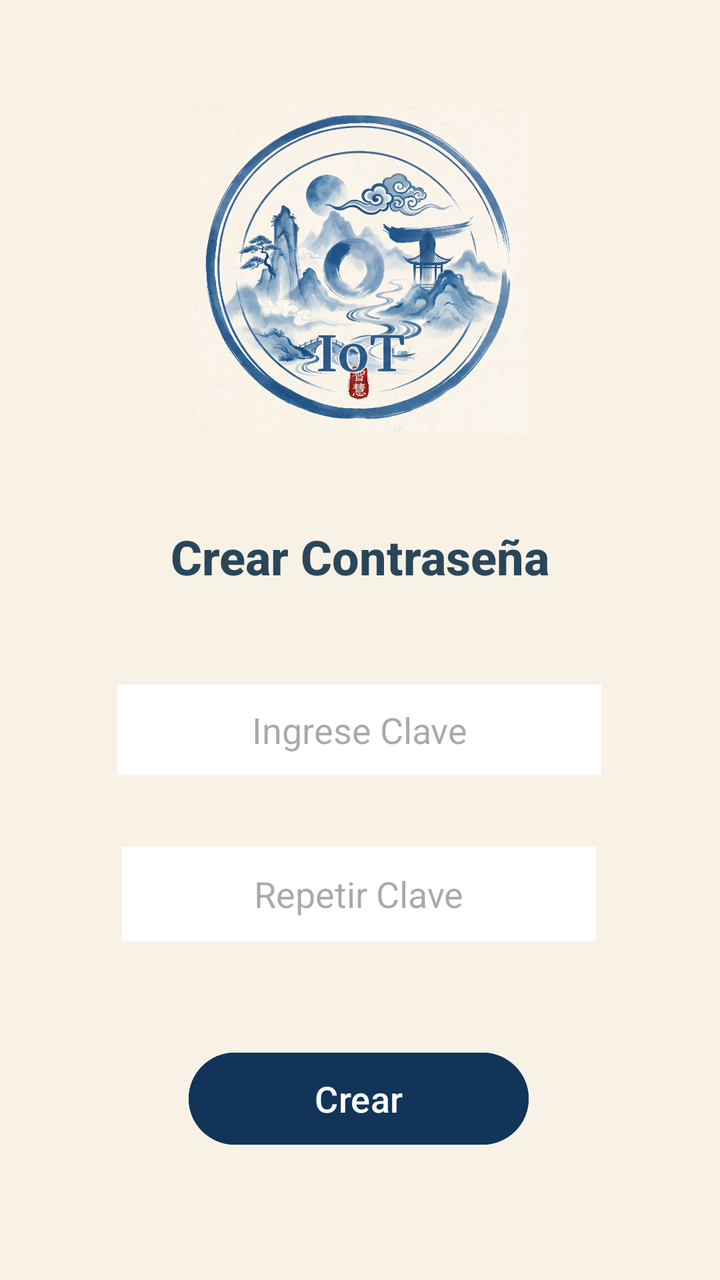
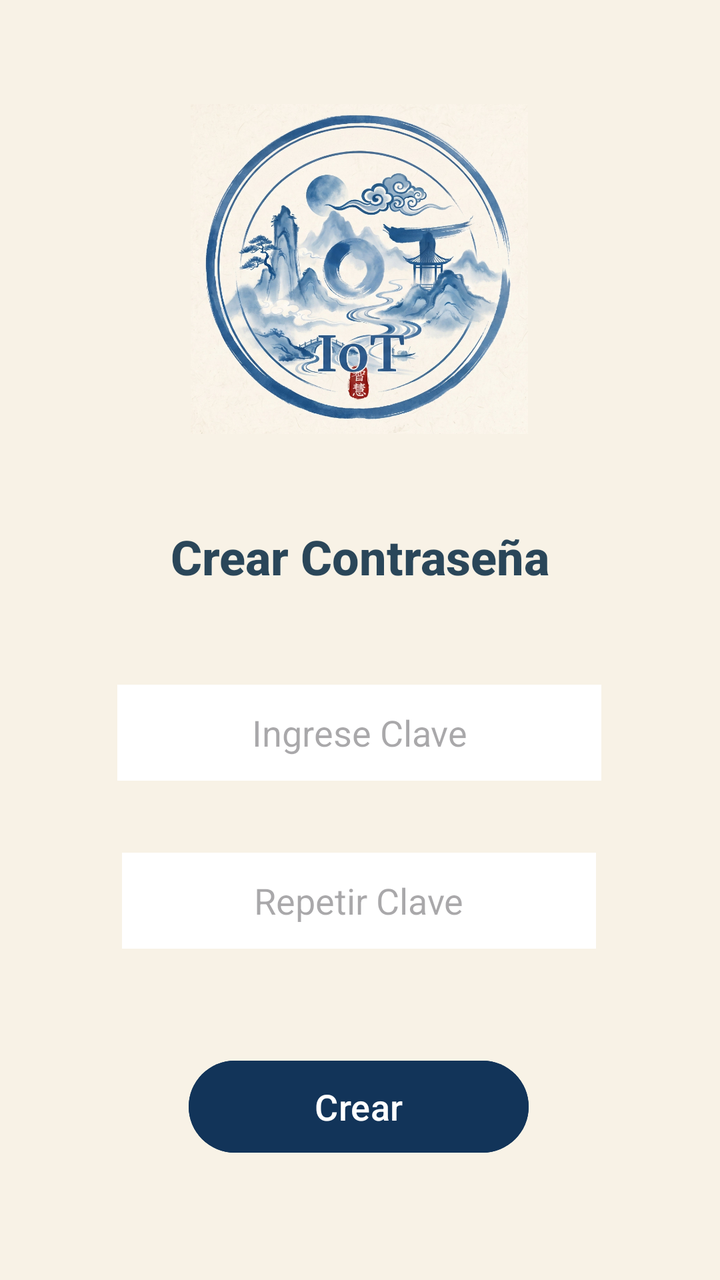

Screens rendered from an Android XML layout before and after an edit, with the pre-edit source and the edit as a unified diff.
<!-- AndroidManifest.xml: application theme Theme.Ejemplo1 -->
<!-- res/layout/activity_nueva_clave.xml -->
<?xml version="1.0" encoding="utf-8"?>
<androidx.constraintlayout.widget.ConstraintLayout xmlns:android="http://schemas.android.com/apk/res/android"
    xmlns:app="http://schemas.android.com/apk/res-auto"
    xmlns:tools="http://schemas.android.com/tools"
    android:id="@+id/main"
    android:layout_width="match_parent"
    android:layout_height="match_parent"
    android:background="#F8F2E6"
    tools:context=".NuevaClave">

    <ImageView
        android:id="@+id/imageView4"
        android:layout_width="312dp"
        android:layout_height="165dp"
        android:layout_marginTop="52dp"
        app:layout_constraintEnd_toEndOf="parent"
        app:layout_constraintHorizontal_bias="0.494"
        app:layout_constraintStart_toStartOf="parent"
        app:layout_constraintTop_toTopOf="parent"
        app:srcCompat="@drawable/logo" />

    <TextView
        android:id="@+id/textView3"
        android:layout_width="wrap_content"
        android:layout_height="wrap_content"
        android:layout_marginTop="45dp"
        android:fontFamily="sans-serif-medium"
        android:text="Crear Contraseña"
        android:textColor="#DA072940"
        android:textSize="24sp"
        android:textStyle="bold"
        app:layout_constraintEnd_toEndOf="parent"
        app:layout_constraintStart_toStartOf="parent"
        app:layout_constraintTop_toBottomOf="@+id/imageView4" />

    <EditText
        android:id="@+id/clavenueva"
        android:layout_width="242dp"
        android:layout_height="45dp"
        android:layout_marginTop="48dp"
        android:background="#FFFFFF"
        android:ems="10"
        android:hint="Ingrese Clave"
        android:inputType="textPassword"
        android:textAlignment="center"
        app:layout_constraintEnd_toEndOf="parent"
        app:layout_constraintHorizontal_bias="0.497"
        app:layout_constraintStart_toStartOf="parent"
        app:layout_constraintTop_toBottomOf="@+id/textView3" />

    <EditText
        android:id="@+id/clavenueva1"
        android:layout_width="237dp"
        android:layout_height="47dp"
        android:layout_marginTop="36dp"
        android:background="#FFFFFF"
        android:ems="10"
        android:hint="Repetir Clave"
        android:inputType="textPassword"
        android:textAlignment="center"
        app:layout_constraintEnd_toEndOf="parent"
        app:layout_constraintHorizontal_bias="0.497"
        app:layout_constraintStart_toStartOf="parent"
        app:layout_constraintTop_toBottomOf="@+id/clavenueva" />

    <Button
        android:id="@+id/btnGuardarClave"
        android:layout_width="170dp"
        android:layout_height="54dp"
        android:layout_marginTop="52dp"
        android:backgroundTint="#123459"
        android:text="Crear"
        android:textSize="18sp"
        app:layout_constraintEnd_toEndOf="parent"
        app:layout_constraintHorizontal_bias="0.497"
        app:layout_constraintStart_toStartOf="parent"
        app:layout_constraintTop_toBottomOf="@+id/clavenueva1" />
</androidx.constraintlayout.widget.ConstraintLayout>
<!-- resources referenced by this layout -->
<resources>
  <!-- drawable logo: jpg bitmap (drawable, 247364 bytes) -->
  <style name="Theme.Ejemplo1" parent="Base.Theme.Ejemplo1" />
  <style name="Base.Theme.Ejemplo1" parent="Theme.Material3.DayNight.NoActionBar">
          
          
      </style>
</resources>

<!-- the commit's change to res/layout/activity_nueva_clave.xml (unified diff, before → after) -->
@@ -17,7 +17,8 @@
         app:layout_constraintHorizontal_bias="0.494"
         app:layout_constraintStart_toStartOf="parent"
         app:layout_constraintTop_toTopOf="parent"
-        app:srcCompat="@drawable/logo" />
+        app:srcCompat="@drawable/logo"
+        tools:ignore="ContentDescription" />
 
     <TextView
         android:id="@+id/textView3"
@@ -36,7 +37,7 @@
     <EditText
         android:id="@+id/clavenueva"
         android:layout_width="242dp"
-        android:layout_height="45dp"
+        android:layout_height="48dp"
         android:layout_marginTop="48dp"
         android:background="#FFFFFF"
         android:ems="10"
@@ -51,7 +52,7 @@
     <EditText
         android:id="@+id/clavenueva1"
         android:layout_width="237dp"
-        android:layout_height="47dp"
+        android:layout_height="48dp"
         android:layout_marginTop="36dp"
         android:background="#FFFFFF"
         android:ems="10"
@@ -70,6 +71,7 @@
         android:layout_marginTop="52dp"
         android:backgroundTint="#123459"
         android:text="Crear"
+        android:textColor="#FFFFFF"
         android:textSize="18sp"
         app:layout_constraintEnd_toEndOf="parent"
         app:layout_constraintHorizontal_bias="0.497"
